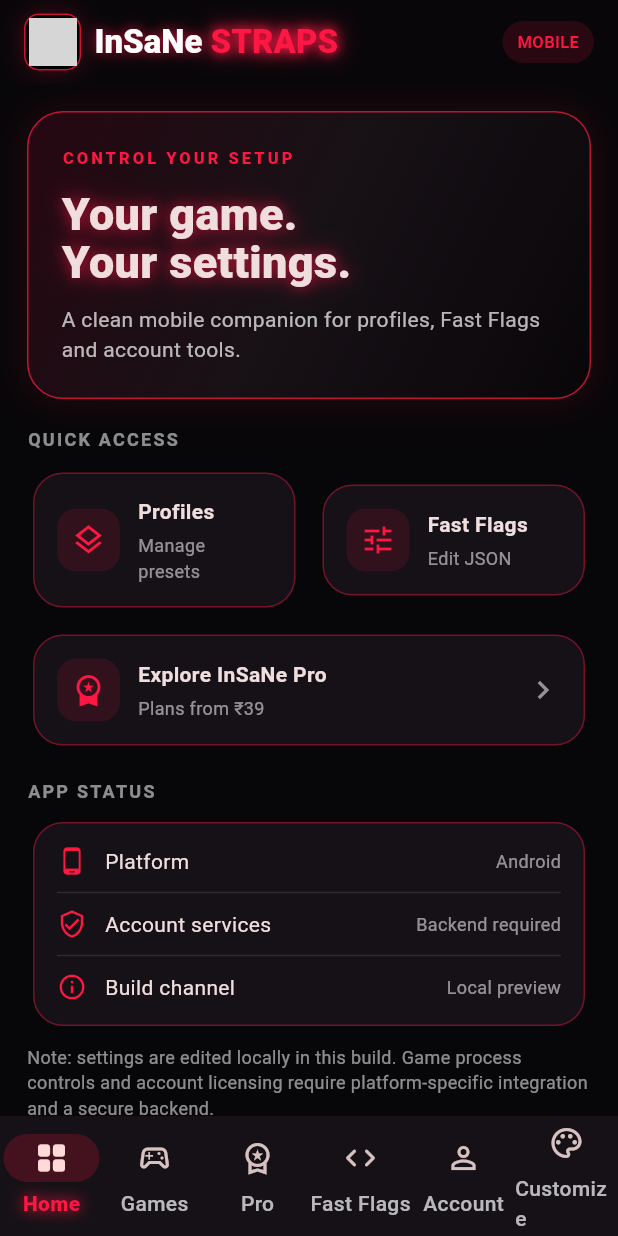
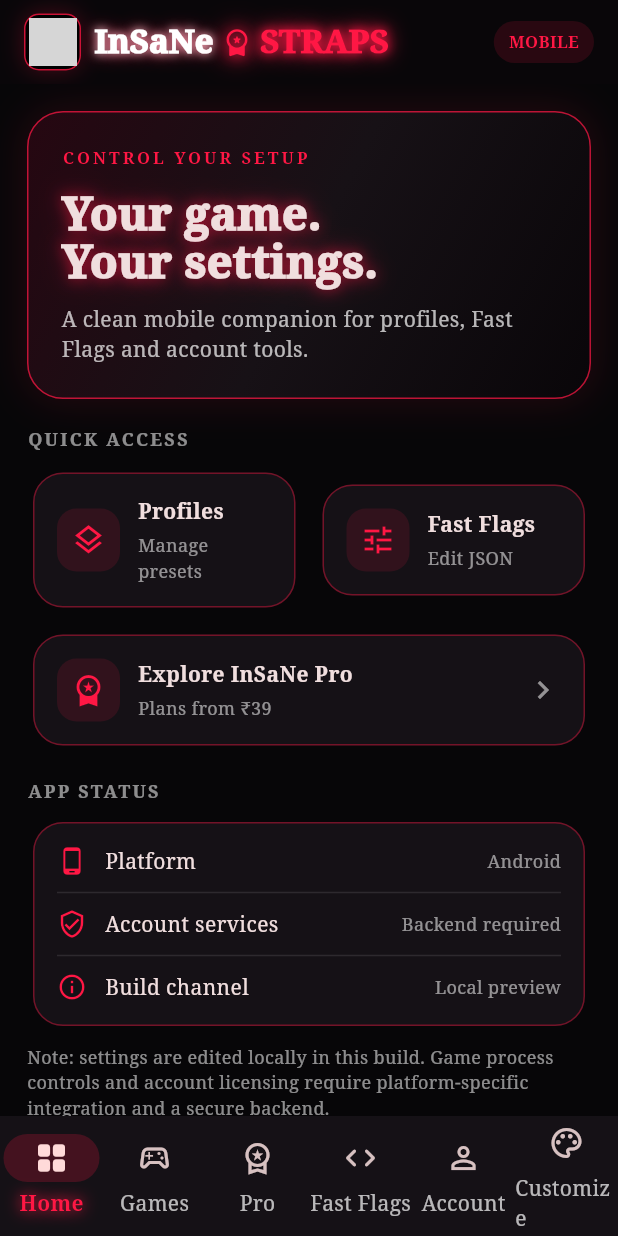
Before and after one commit to hydraabhinav121-cloud/insane-strap-mobile, a Flutter app: the screen it shows after launch, on a phone screen of 412 x 824 dp. Run offline on Flutter 3.47's test engine with Material 3 defaults, Android fonts, the phone set to English and light mode, and no system bars; our stand-ins replace file_picker, shared_preferences; missing offline and left inert: android_intent_plus, flutter_overlay_window; grey boxes are pictures that could not be loaded.

Commit message:
Apply royal serif typography, white glow, and crown brand mark

```diff
--- a/mobile_v3/lib/main.dart
+++ b/mobile_v3/lib/main.dart
@@ -114,7 +114,7 @@
       colorScheme: ColorScheme.fromSeed(seedColor: red, brightness: Brightness.dark).copyWith(
         primary: red, secondary: red, surface: panel,
       ),
-      fontFamily: 'Roboto',
+      fontFamily: 'serif',
       useMaterial3: true,
       appBarTheme: const AppBarTheme(
         backgroundColor: Color(0xFF090609), foregroundColor: Colors.white,
@@ -220,8 +220,11 @@
               child: Image.asset('assets/app_icon.png', fit: BoxFit.contain)),
           ),
           const SizedBox(width: 9),
-          const Text('InSaNe ', style: TextStyle(fontWeight: FontWeight.w900, shadows: [Shadow(color: Color(0xCCFF1744), blurRadius: 10)])),
-          const Text('STRAPS', style: TextStyle(color: red, fontWeight: FontWeight.w900, shadows: [Shadow(color: red, blurRadius: 8), Shadow(color: red, blurRadius: 18)])),
+          const Text('InSaNe', style: TextStyle(fontFamily: 'serif', fontWeight: FontWeight.w900, color: Colors.white, shadows: [Shadow(color: Colors.white, blurRadius: 7), Shadow(color: Color(0xCCFF1744), blurRadius: 14)])),
+          const SizedBox(width: 5),
+          const Icon(Icons.workspace_premium_rounded, color: red, size: 21, shadows: [Shadow(color: red, blurRadius: 12), Shadow(color: red, blurRadius: 22)]),
+          const SizedBox(width: 5),
+          const Text('STRAPS', style: TextStyle(fontFamily: 'serif', color: red, fontWeight: FontWeight.w900, shadows: [Shadow(color: red, blurRadius: 8), Shadow(color: red, blurRadius: 18)])),
         ]),
         actions: [Padding(padding: const EdgeInsets.only(right: 16), child: Center(child: Container(
           padding: const EdgeInsets.symmetric(horizontal: 10, vertical: 6),
@@ -299,7 +302,7 @@
     const SizedBox(height: 12),
     FilledButton.icon(onPressed: _enableFloatingTools, icon: const Icon(Icons.picture_in_picture_alt), label: const Text('Enable floating Straps icon'), style: FilledButton.styleFrom(backgroundColor: gold, foregroundColor: Colors.black)),
     const SizedBox(height: 20),
-    const Text('STRAPS TOOLS', style: TextStyle(letterSpacing: 1.5, fontSize: 12, color: Colors.white54, fontWeight: FontWeight.bold)),
+    const Text('♛  STRAPS TOOLS', style: TextStyle(fontFamily: 'serif', letterSpacing: 1.5, fontSize: 12, color: Colors.white, fontWeight: FontWeight.bold, shadows: [Shadow(color: Color(0xCCFF1744), blurRadius: 9)])),
     const SizedBox(height: 10),
     _quick('FPS & performance tips', Icons.speed, 'Open optimization guide', () => _showToolInfo('FPS & Boost', 'This screen can show supported Android performance tips. It cannot force a higher FPS cap or overclock your device; those depend on the game, device, and Android permissions.'), wide: true),
     const SizedBox(height: 10),
@@ -514,7 +517,13 @@
           boxShadow: [BoxShadow(color: customAccent.withValues(alpha: .28), blurRadius: customGlow + 6)],
         ),
         child: Column(crossAxisAlignment: CrossAxisAlignment.start, children: [
-          Text('InSaNe STRAPS', style: TextStyle(fontFamily: customFont, fontSize: 24, fontWeight: FontWeight.w900, color: customAccent, shadows: [Shadow(color: customAccent, blurRadius: customGlow), Shadow(color: customAccent.withValues(alpha: .6), blurRadius: customGlow * 1.8)])),
+          Row(mainAxisSize: MainAxisSize.min, children: [
+            Text('InSaNe', style: TextStyle(fontFamily: customFont, fontSize: 24, fontWeight: FontWeight.w900, color: Colors.white, shadows: [const Shadow(color: Colors.white, blurRadius: 6), Shadow(color: customAccent, blurRadius: customGlow)])),
+            const SizedBox(width: 5),
+            Icon(Icons.workspace_premium_rounded, color: customAccent, size: 22, shadows: [Shadow(color: customAccent, blurRadius: customGlow)]),
+            const SizedBox(width: 5),
+            Text('STRAPS', style: TextStyle(fontFamily: customFont, fontSize: 24, fontWeight: FontWeight.w900, color: customAccent, shadows: [Shadow(color: customAccent, blurRadius: customGlow), Shadow(color: customAccent.withValues(alpha: .6), blurRadius: customGlow * 1.8)])),
+          ]),
           const SizedBox(height: 8),
           Text('ROYAL • NEON • YOUR STYLE', style: TextStyle(fontFamily: customFont, color: Colors.white, letterSpacing: 1.4, shadows: [Shadow(color: customAccent, blurRadius: customGlow)])),
         ]),
```
